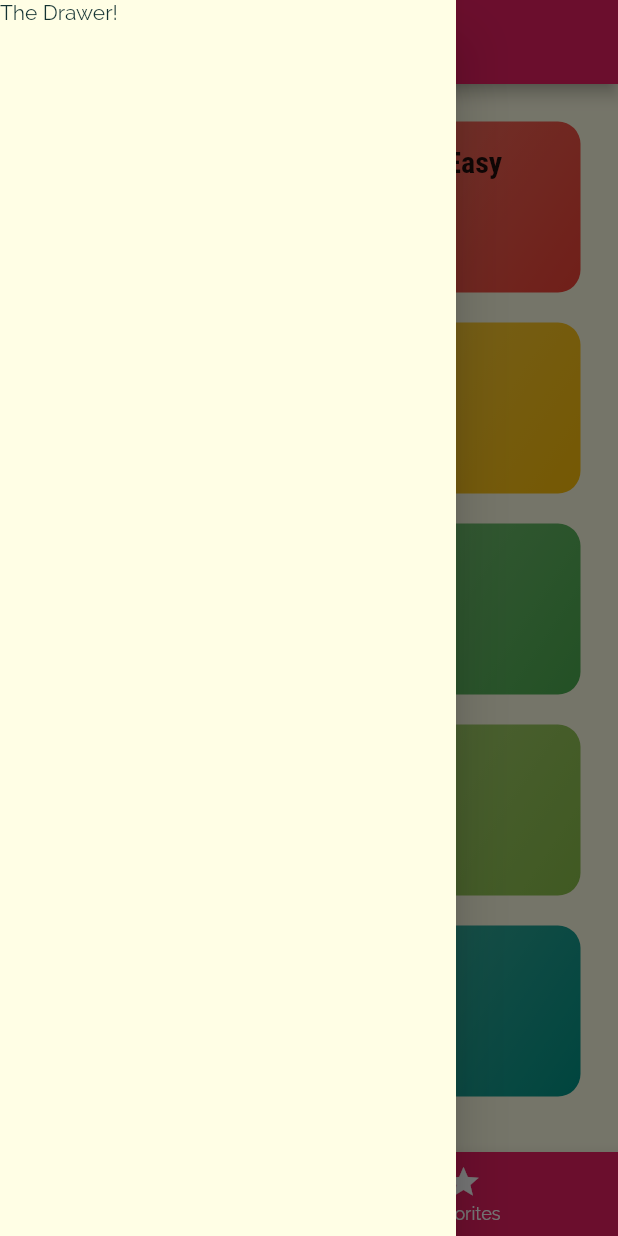
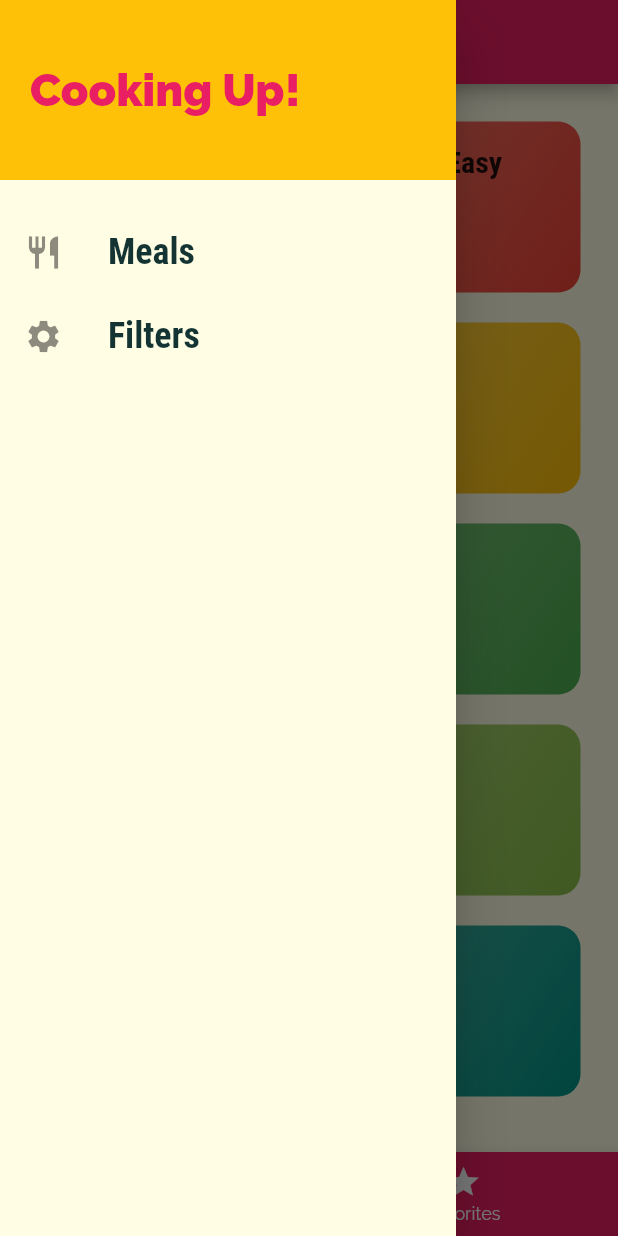
Before and after one commit to indranil-tiwary/meals-app, a Flutter app: the screen it shows after launch, with the side drawer open, on a phone screen of 412 x 824 dp. Run offline on Flutter 3.47's test engine with Material 2 defaults, Android fonts, the phone set to English and light mode, and no system bars.

Commit message:
Filters and Drawer added

```diff
--- a/lib/main.dart
+++ b/lib/main.dart
@@ -1,4 +1,5 @@
 import 'package:flutter/material.dart';
+import './screens/filters_screen.dart';
 import './screens/tabs_screen.dart';
 import './screens/meal_detail_screen.dart';
 import './screens/category_meals_screen.dart';
@@ -36,6 +37,7 @@ class MyApp extends StatelessWidget {
         '/': (ctx) => TabsScreen(),
         CategoryMealsScreen.routename: (ctx) => CategoryMealsScreen(),
         MealDetailScreen.routename: (ctx) => MealDetailScreen(),
+        FiltersScreen.routename: (ctx) => FiltersScreen(),
       },
 
 
--- /dev/null
+++ b/lib/screens/filters_screen.dart
@@ -0,0 +1,19 @@
+import 'package:flutter/material.dart';
+import '../widgets/main_drawer.dart';
+
+class FiltersScreen extends StatelessWidget {
+  static const routename = '/filters';
+
+  @override
+  Widget build(BuildContext context) {
+    return Scaffold(
+      appBar: AppBar(
+        title: Text('Your Filters'),
+      ),
+      drawer: MainDrawer(),
+      body: Center(
+        child: Text('Filters'),
+      ),
+    );
+  }
+}
--- a/lib/screens/tabs_screen.dart
+++ b/lib/screens/tabs_screen.dart
@@ -1,6 +1,7 @@
 import 'package:flutter/material.dart';
 import './categories_screen.dart';
 import './favorites_screen.dart';
+import '../widgets/main_drawer.dart';
 
 class TabsScreen extends StatefulWidget {
   @override
@@ -27,9 +28,7 @@ class _TabsScreenState extends State<TabsScreen> {
       appBar: AppBar(
         title: Text(_pages[_selectedPageIndex]['title']),
       ),
-      drawer: Drawer(
-        child: Text('The Drawer!'),
-      ),
+      drawer: MainDrawer(),
       bottomNavigationBar: BottomNavigationBar(
         onTap: _selectPage,
         backgroundColor: Theme.of(context).primaryColor,
--- /dev/null
+++ b/lib/widgets/main_drawer.dart
@@ -0,0 +1,54 @@
+import 'package:flutter/material.dart';
+import '../screens/filters_screen.dart';
+
+class MainDrawer extends StatelessWidget {
+  Widget buildListTile(String title, IconData icon, Function tapHandler) {
+    return ListTile(
+      leading: Icon(
+        icon,
+        size: 26,
+      ),
+      title: Text(
+        title,
+        style: TextStyle(
+          fontFamily: 'RobotoCondensed',
+          fontSize: 24,
+          fontWeight: FontWeight.bold,
+        ),
+      ),
+      onTap: tapHandler,
+    );
+  }
+
+  @override
+  Widget build(BuildContext context) {
+    return Drawer(
+      child: Column(
+        children: <Widget>[
+          Container(
+            height: 120,
+            width: double.infinity,
+            padding: const EdgeInsets.all(20),
+            color: Theme.of(context).accentColor,
+            alignment: Alignment.centerLeft,
+            child: Text(
+              'Cooking Up!',
+              style: TextStyle(
+                fontWeight: FontWeight.w900,
+                fontSize: 30,
+                color: Theme.of(context).primaryColor,
+              ),
+            ),
+          ),
+          SizedBox(height: 20),
+          buildListTile('Meals', Icons.restaurant, () {
+            Navigator.of(context).pushReplacementNamed('/');
+          }),
+          buildListTile('Filters', Icons.settings, () {
+            Navigator.of(context).pushReplacementNamed(FiltersScreen.routename);
+          }),
+        ],
+      ),
+    );
+  }
+}
```
